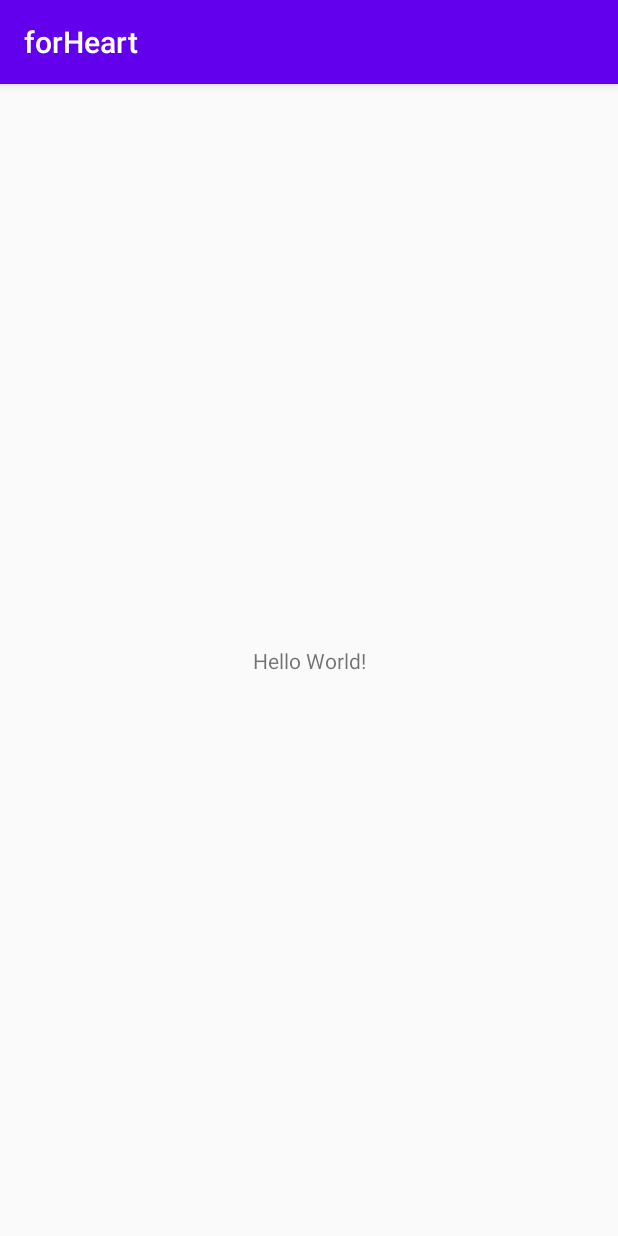
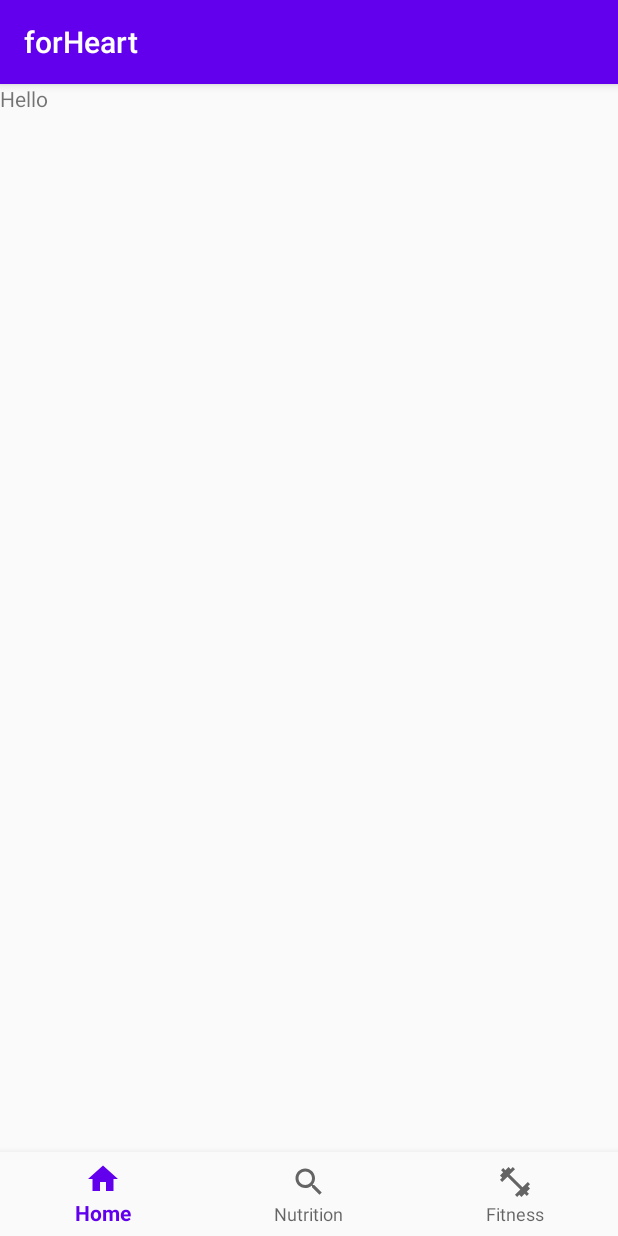
Before and after one commit to Haichen-Leo/forHeart, an Android app: the screen it shows after launch (MainActivity), on a phone screen of 412 x 824 dp. Run offline under Robolectric (Android 15) with nearby library versions, the phone set to English and light mode, and no system bars; our stand-ins replace navigation-ui.

Commit message:
add bottom navigation

```diff
--- a/app/build.gradle
+++ b/app/build.gradle
@@ -28,7 +28,13 @@ dependencies {
 
     implementation 'androidx.appcompat:appcompat:1.1.0'
     implementation 'androidx.constraintlayout:constraintlayout:1.1.3'
+    implementation 'androidx.legacy:legacy-support-v4:1.0.0'
+    implementation 'androidx.lifecycle:lifecycle-extensions:2.2.0'
     testImplementation 'junit:junit:4.12'
     androidTestImplementation 'androidx.test.ext:junit:1.1.1'
     androidTestImplementation 'androidx.test.espresso:espresso-core:3.2.0'
+    implementation 'androidx.navigation:navigation-fragment:2.2.1'
+    implementation 'androidx.navigation:navigation-ui:2.2.1'
+    implementation 'androidx.vectordrawable:vectordrawable:1.1.0'
+    implementation 'com.google.android.material:material:1.1.0'
 }
--- a/app/src/main/java/com/example/forheart/MainActivity.java
+++ b/app/src/main/java/com/example/forheart/MainActivity.java
@@ -1,8 +1,15 @@
 package com.example.forheart;
 
+
 import androidx.appcompat.app.AppCompatActivity;
+import androidx.navigation.NavController;
+import androidx.navigation.Navigation;
+import androidx.navigation.ui.AppBarConfiguration;
+import androidx.navigation.ui.NavigationUI;
 
 import android.os.Bundle;
+
+import com.google.android.material.bottomnavigation.BottomNavigationView;
 
 public class MainActivity extends AppCompatActivity {
 
@@ -10,5 +17,13 @@ public class MainActivity extends AppCompatActivity {
     protected void onCreate(Bundle savedInstanceState) {
         super.onCreate(savedInstanceState);
         setContentView(R.layout.activity_main);
+        // set bottom navigation
+        BottomNavigationView bottomNavigationView = findViewById(R.id.bottomNavigationView);
+        AppBarConfiguration configuration = new AppBarConfiguration.Builder(
+                bottomNavigationView.getMenu())
+                .build();
+        NavController navController = Navigation.findNavController(this, R.id.nav_host_fragment);
+        NavigationUI.setupActionBarWithNavController(this, navController, configuration);
+        NavigationUI.setupWithNavController(bottomNavigationView, navController);
     }
 }
--- /dev/null
+++ b/app/src/main/java/com/example/forheart/ui/home/HomeFragment.java
@@ -0,0 +1,39 @@
+package com.example.forheart.ui.home;
+
+import androidx.lifecycle.ViewModelProvider;
+import androidx.lifecycle.ViewModelProviders;
+
+import android.os.Bundle;
+
+import androidx.annotation.NonNull;
+import androidx.annotation.Nullable;
+import androidx.fragment.app.Fragment;
+
+import android.view.LayoutInflater;
+import android.view.View;
+import android.view.ViewGroup;
+
+import com.example.forheart.R;
+
+public class HomeFragment extends Fragment {
+
+    private HomeViewModel mViewModel;
+
+    public static HomeFragment newInstance() {
+        return new HomeFragment();
+    }
+
+    @Override
+    public View onCreateView(@NonNull LayoutInflater inflater, @Nullable ViewGroup container,
+                             @Nullable Bundle savedInstanceState) {
+        return inflater.inflate(R.layout.home_fragment, container, false);
+    }
+
+    @Override
+    public void onActivityCreated(@Nullable Bundle savedInstanceState) {
+        super.onActivityCreated(savedInstanceState);
+        mViewModel = new ViewModelProvider(this).get(HomeViewModel.class);
+        // TODO: Use the ViewModel
+    }
+
+}
--- /dev/null
+++ b/app/src/main/java/com/example/forheart/ui/home/HomeViewModel.java
@@ -0,0 +1,7 @@
+package com.example.forheart.ui.home;
+
+import androidx.lifecycle.ViewModel;
+
+public class HomeViewModel extends ViewModel {
+    // TODO: Implement the ViewModel
+}
--- /dev/null
+++ b/app/src/main/res/drawable/ic_fitness_center_black_24dp.xml
@@ -0,0 +1,9 @@
+<vector xmlns:android="http://schemas.android.com/apk/res/android"
+        android:width="24dp"
+        android:height="24dp"
+        android:viewportWidth="24.0"
+        android:viewportHeight="24.0">
+    <path
+        android:fillColor="#FF000000"
+        android:pathData="M20.57,14.86L22,13.43 20.57,12 17,15.57 8.43,7 12,3.43 10.57,2 9.14,3.43 7.71,2 5.57,4.14 4.14,2.71 2.71,4.14l1.43,1.43L2,7.71l1.43,1.43L2,10.57 3.43,12 7,8.43 15.57,17 12,20.57 13.43,22l1.43,-1.43L16.29,22l2.14,-2.14 1.43,1.43 1.43,-1.43 -1.43,-1.43L22,16.29z"/>
+</vector>
--- /dev/null
+++ b/app/src/main/res/drawable/ic_home_black_24dp.xml
@@ -0,0 +1,9 @@
+<vector xmlns:android="http://schemas.android.com/apk/res/android"
+        android:width="24dp"
+        android:height="24dp"
+        android:viewportWidth="24.0"
+        android:viewportHeight="24.0">
+    <path
+        android:fillColor="#FF000000"
+        android:pathData="M10,20v-6h4v6h5v-8h3L12,3 2,12h3v8z"/>
+</vector>
--- /dev/null
+++ b/app/src/main/res/drawable/ic_search_black_24dp.xml
@@ -0,0 +1,9 @@
+<vector xmlns:android="http://schemas.android.com/apk/res/android"
+        android:width="24dp"
+        android:height="24dp"
+        android:viewportWidth="24.0"
+        android:viewportHeight="24.0">
+    <path
+        android:fillColor="#FF000000"
+        android:pathData="M15.5,14h-0.79l-0.28,-0.27C15.41,12.59 16,11.11 16,9.5 16,5.91 13.09,3 9.5,3S3,5.91 3,9.5 5.91,16 9.5,16c1.61,0 3.09,-0.59 4.23,-1.57l0.27,0.28v0.79l5,4.99L20.49,19l-4.99,-5zM9.5,14C7.01,14 5,11.99 5,9.5S7.01,5 9.5,5 14,7.01 14,9.5 11.99,14 9.5,14z"/>
+</vector>
--- a/app/src/main/res/layout/activity_main.xml
+++ b/app/src/main/res/layout/activity_main.xml
@@ -2,17 +2,33 @@
 <androidx.constraintlayout.widget.ConstraintLayout xmlns:android="http://schemas.android.com/apk/res/android"
     xmlns:app="http://schemas.android.com/apk/res-auto"
     xmlns:tools="http://schemas.android.com/tools"
+    android:id="@+id/container"
     android:layout_width="match_parent"
     android:layout_height="match_parent"
     tools:context=".MainActivity">
 
-    <TextView
-        android:layout_width="wrap_content"
+    <com.google.android.material.bottomnavigation.BottomNavigationView
+        android:id="@+id/bottomNavigationView"
+        android:layout_width="match_parent"
         android:layout_height="wrap_content"
-        android:text="Hello World!"
+        android:background="?android:attr/windowBackground"
         app:layout_constraintBottom_toBottomOf="parent"
-        app:layout_constraintLeft_toLeftOf="parent"
-        app:layout_constraintRight_toRightOf="parent"
-        app:layout_constraintTop_toTopOf="parent" />
+        app:layout_constraintEnd_toEndOf="parent"
+        app:layout_constraintHorizontal_bias="0.0"
+        app:layout_constraintStart_toStartOf="parent"
+        app:menu="@menu/bottom_nav_menu">
 
+    </com.google.android.material.bottomnavigation.BottomNavigationView>
+
+    <fragment
+        android:id="@+id/nav_host_fragment"
+        android:name="androidx.navigation.fragment.NavHostFragment"
+        android:layout_width="match_parent"
+        android:layout_height="match_parent"
+        app:defaultNavHost="true"
+        app:layout_constraintBottom_toTopOf="@+id/bottomNavigationView"
+        app:layout_constraintEnd_toEndOf="parent"
+        app:layout_constraintStart_toStartOf="parent"
+        app:layout_constraintTop_toTopOf="parent"
+        app:navGraph="@navigation/bottom_navigation" />
 </androidx.constraintlayout.widget.ConstraintLayout>
--- /dev/null
+++ b/app/src/main/res/layout/home_fragment.xml
@@ -0,0 +1,13 @@
+<?xml version="1.0" encoding="utf-8"?>
+<FrameLayout xmlns:android="http://schemas.android.com/apk/res/android"
+    xmlns:tools="http://schemas.android.com/tools"
+    android:layout_width="match_parent"
+    android:layout_height="match_parent"
+    tools:context=".ui.home.HomeFragment">
+
+    <TextView
+        android:layout_width="match_parent"
+        android:layout_height="match_parent"
+        android:text="Hello" />
+
+</FrameLayout>
--- /dev/null
+++ b/app/src/main/res/menu/bottom_nav_menu.xml
@@ -0,0 +1,16 @@
+<?xml version="1.0" encoding="utf-8"?>
+<menu xmlns:android="http://schemas.android.com/apk/res/android">
+
+    <item
+        android:id="@+id/navigation_home"
+        android:icon="@drawable/ic_home_black_24dp"
+        android:title="@string/title_home" />
+    <item
+        android:id="@+id/navigation_food"
+        android:icon="@drawable/ic_search_black_24dp"
+        android:title="@string/title_food" />
+    <item
+        android:id="@+id/navigation_fitness"
+        android:icon="@drawable/ic_fitness_center_black_24dp"
+        android:title="@string/title_fitness" />
+</menu>
--- /dev/null
+++ b/app/src/main/res/navigation/bottom_navigation.xml
@@ -0,0 +1,23 @@
+<?xml version="1.0" encoding="utf-8"?>
+<navigation xmlns:android="http://schemas.android.com/apk/res/android"
+    xmlns:app="http://schemas.android.com/apk/res-auto"
+    xmlns:tools="http://schemas.android.com/tools"
+    android:id="@+id/bottom_navigation"
+    app:startDestination="@id/navigation_home">
+
+    <fragment
+        android:id="@+id/navigation_home"
+        android:name="com.example.forheart.ui.home.HomeFragment"
+        android:label="@string/app_name"
+        tools:layout="@layout/home_fragment" />
+    <fragment
+        android:id="@+id/navigation_food"
+        android:name="com.example.forheart.ui.food.FoodFragment"
+        android:label="@string/title_food"
+        tools:layout="@layout/food_fragment" />
+    <fragment
+        android:id="@+id/navigation_fitness"
+        android:name="com.example.forheart.ui.fitness.FitnessFragment"
+        android:label="@string/title_fitness"
+        tools:layout="@layout/fitness_fragment" />
+</navigation>
--- a/app/src/main/res/values/strings.xml
+++ b/app/src/main/res/values/strings.xml
@@ -1,3 +1,6 @@
 <resources>
     <string name="app_name">forHeart</string>
+    <string name="title_home">Home</string>
+    <string name="title_food">Nutrition</string>
+    <string name="title_fitness">Fitness</string>
 </resources>
```
Also changed, not shown: app/src/main/java/com/example/forheart/ui/fitness/FitnessFragment.java (added, +38 -0 lines), app/src/main/java/com/example/forheart/ui/fitness/FitnessViewModel.java (added, +7 -0 lines), app/src/main/java/com/example/forheart/ui/food/FoodFragment.java (added, +38 -0 lines), app/src/main/java/com/example/forheart/ui/food/FoodViewModel.java (added, +7 -0 lines), app/src/main/res/drawable/ic_star_border_black_24dp.xml (added, +9 -0 lines), app/src/main/res/layout/fitness_fragment.xml (added, +13 -0 lines), app/src/main/res/layout/food_fragment.xml (added, +13 -0 lines).
